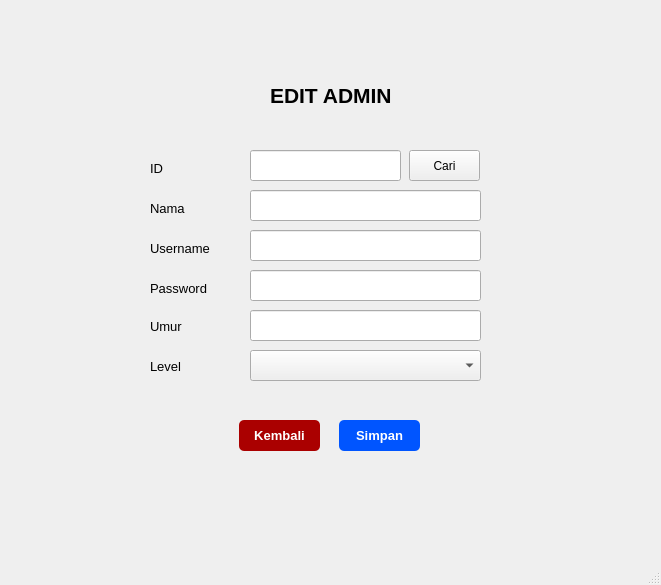
Above: form_edit_data_admin.ui from naylasalsdev-project/SudiKasusUAS before the change. Below: the same form after it.
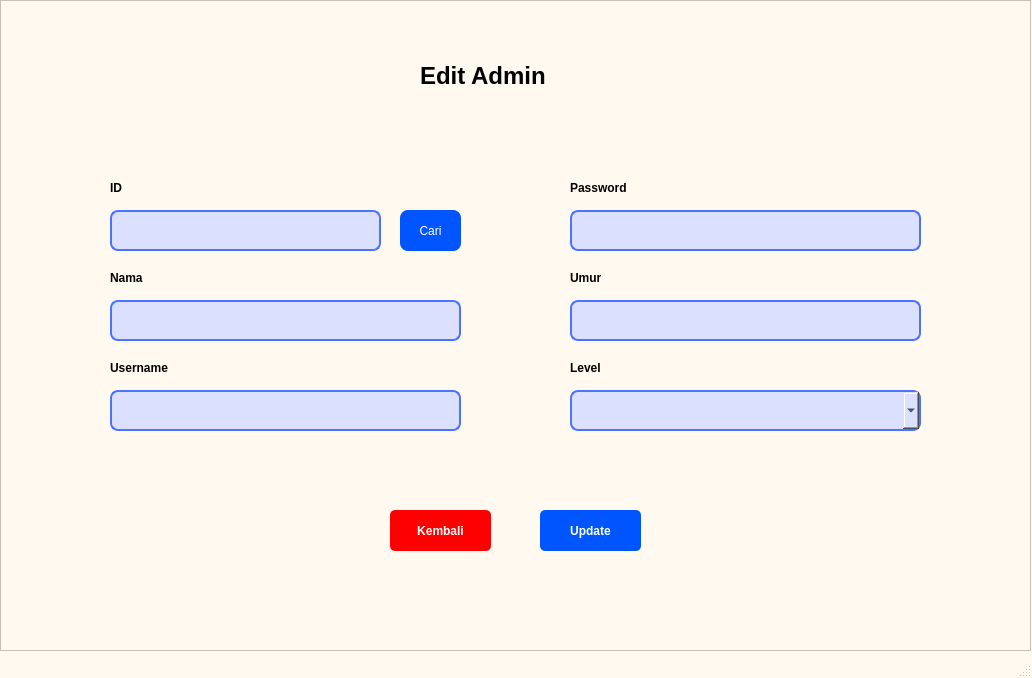
That is the form after the change.

```diff
--- a/form_edit_data_admin.ui
+++ b/form_edit_data_admin.ui
@@ -6,271 +6,373 @@
    <rect>
     <x>0</x>
     <y>0</y>
-    <width>661</width>
-    <height>585</height>
+    <width>1032</width>
+    <height>678</height>
    </rect>
   </property>
   <property name="windowTitle">
    <string>MainWindow</string>
   </property>
+  <property name="styleSheet">
+   <string notr="true">QMainWindow{ 
+	background-color: rgb(255, 249, 239);
+}</string>
+  </property>
   <widget class="QWidget" name="centralwidget">
-   <widget class="QPushButton" name="pushButton">
-    <property name="geometry">
-     <rect>
-      <x>409</x>
-      <y>150</y>
-      <width>71</width>
-      <height>31</height>
-     </rect>
-    </property>
-    <property name="text">
-     <string>Cari</string>
-    </property>
-   </widget>
-   <widget class="QLineEdit" name="lineEdit_2">
+   <property name="styleSheet">
+    <string notr="true">QWidget{ 
+	background-color: rgb(255, 249, 239);
+}</string>
+   </property>
+   <widget class="QFrame" name="frame">
     <property name="geometry">
      <rect>
-      <x>250</x>
-      <y>190</y>
-      <width>231</width>
-      <height>31</height>
+      <x>0</x>
+      <y>0</y>
+      <width>1031</width>
+      <height>651</height>
      </rect>
     </property>
-   </widget>
-   <widget class="QLabel" name="label_4">
-    <property name="geometry">
-     <rect>
-      <x>150</x>
-      <y>240</y>
-      <width>71</width>
-      <height>16</height>
-     </rect>
+    <property name="styleSheet">
+     <string notr="true">QFrame{ 
+	background-color: rgb(255, 249, 239);
+}</string>
     </property>
-    <property name="font">
-     <font>
-      <pointsize>10</pointsize>
-     </font>
+    <property name="frameShape">
+     <enum>QFrame::StyledPanel</enum>
     </property>
-    <property name="text">
-     <string>Username</string>
+    <property name="frameShadow">
+     <enum>QFrame::Raised</enum>
     </property>
-   </widget>
-   <widget class="QLabel" name="label_2">
+    <widget class="QLabel" name="label_9">
     <property name="geometry">
      <rect>
-      <x>150</x>
-      <y>160</y>
-      <width>71</width>
+       <x>570</x>
+       <y>180</y>
+       <width>81</width>
       <height>16</height>
      </rect>
     </property>
     <property name="font">
      <font>
-      <pointsize>10</pointsize>
-     </font>
-    </property>
-    <property name="text">
-     <string>ID</string>
-    </property>
-   </widget>
-   <widget class="QComboBox" name="comboBox">
-    <property name="geometry">
-     <rect>
-      <x>250</x>
-      <y>350</y>
-      <width>231</width>
-      <height>31</height>
-     </rect>
-    </property>
-   </widget>
-   <widget class="QLabel" name="label_6">
-    <property name="geometry">
-     <rect>
-      <x>150</x>
-      <y>280</y>
-      <width>71</width>
-      <height>16</height>
-     </rect>
-    </property>
-    <property name="font">
-     <font>
-      <pointsize>10</pointsize>
+       <weight>75</weight>
+       <bold>true</bold>
      </font>
     </property>
     <property name="text">
      <string>Password</string>
     </property>
    </widget>
-   <widget class="QLineEdit" name="lineEdit_5">
+    <widget class="QLabel" name="label_4">
     <property name="geometry">
      <rect>
-      <x>250</x>
-      <y>270</y>
-      <width>231</width>
-      <height>31</height>
-     </rect>
-    </property>
-   </widget>
-   <widget class="QLabel" name="label_5">
-    <property name="geometry">
-     <rect>
-      <x>150</x>
-      <y>360</y>
-      <width>47</width>
-      <height>13</height>
+       <x>420</x>
+       <y>50</y>
+       <width>201</width>
+       <height>51</height>
      </rect>
     </property>
     <property name="font">
      <font>
-      <pointsize>10</pointsize>
+       <pointsize>18</pointsize>
+       <weight>75</weight>
+       <bold>true</bold>
      </font>
     </property>
     <property name="text">
-     <string>Level</string>
+      <string>Edit Admin</string>
     </property>
    </widget>
    <widget class="QPushButton" name="pushButton_3">
     <property name="geometry">
      <rect>
-      <x>239</x>
-      <y>420</y>
-      <width>81</width>
-      <height>31</height>
-     </rect>
-    </property>
-    <property name="font">
-     <font>
-      <pointsize>10</pointsize>
-      <weight>75</weight>
-      <bold>true</bold>
-     </font>
-    </property>
-    <property name="styleSheet">
-     <string notr="true">QPushButton {
-    background-color: rgb(170, 0, 0);
-    color: white;
-    border-radius: 5px;   
-    padding: 6px;           
-}</string>
-    </property>
-    <property name="text">
-     <string>Kembali</string>
-    </property>
-   </widget>
-   <widget class="QLabel" name="label_3">
-    <property name="geometry">
-     <rect>
-      <x>150</x>
-      <y>200</y>
+       <x>400</x>
+       <y>210</y>
       <width>61</width>
+       <height>41</height>
+      </rect>
+     </property>
+     <property name="styleSheet">
+      <string notr="true">QPushButton {
+    background-color: rgb(0, 85, 255);
+	border-radius: 8px;
+	color: white
+}</string>
+     </property>
+     <property name="text">
+      <string>Cari</string>
+     </property>
+    </widget>
+    <widget class="QLabel" name="label_11">
+     <property name="geometry">
+      <rect>
+       <x>570</x>
+       <y>360</y>
+       <width>81</width>
       <height>16</height>
      </rect>
     </property>
     <property name="font">
      <font>
-      <pointsize>10</pointsize>
+       <weight>75</weight>
+       <bold>true</bold>
      </font>
     </property>
     <property name="text">
-     <string>Nama</string>
+      <string>Level</string>
+     </property>
+    </widget>
+    <widget class="QLabel" name="label_5">
+     <property name="geometry">
+      <rect>
+       <x>110</x>
+       <y>360</y>
+       <width>81</width>
+       <height>16</height>
+      </rect>
+     </property>
+     <property name="font">
+      <font>
+       <weight>75</weight>
+       <bold>true</bold>
+      </font>
+     </property>
+     <property name="text">
+      <string>Username</string>
     </property>
    </widget>
    <widget class="QLineEdit" name="lineEdit_3">
     <property name="geometry">
      <rect>
-      <x>250</x>
-      <y>230</y>
-      <width>231</width>
-      <height>31</height>
-     </rect>
-    </property>
-   </widget>
-   <widget class="QLineEdit" name="lineEdit">
+       <x>110</x>
+       <y>210</y>
+       <width>271</width>
+       <height>41</height>
+      </rect>
+     </property>
+     <property name="styleSheet">
+      <string notr="true">QLineEdit {
+    border: 2px solid rgb(76, 115, 255);
+    background-color: rgb(219, 224, 255);
+	border-radius: 8px
+}</string>
+     </property>
+    </widget>
+    <widget class="QLabel" name="label_6">
     <property name="geometry">
      <rect>
-      <x>250</x>
-      <y>150</y>
-      <width>151</width>
-      <height>31</height>
-     </rect>
-    </property>
-   </widget>
-   <widget class="QPushButton" name="pushButton_2">
+       <x>110</x>
+       <y>270</y>
+       <width>81</width>
+       <height>16</height>
+      </rect>
+     </property>
+     <property name="font">
+      <font>
+       <weight>75</weight>
+       <bold>true</bold>
+      </font>
+     </property>
+     <property name="text">
+      <string>Nama</string>
+     </property>
+    </widget>
+    <widget class="QLabel" name="label_10">
     <property name="geometry">
      <rect>
-      <x>339</x>
-      <y>420</y>
+       <x>110</x>
+       <y>180</y>
       <width>81</width>
-      <height>31</height>
+       <height>16</height>
      </rect>
     </property>
     <property name="font">
      <font>
-      <pointsize>10</pointsize>
       <weight>75</weight>
       <bold>true</bold>
      </font>
     </property>
-    <property name="styleSheet">
-     <string notr="true">QPushButton {
-    background-color: rgb(0, 85, 255);
-    color: white;
-    border-radius: 5px;   
-    padding: 6px;           
-}</string>
-    </property>
+     <property name="text">
+      <string>ID</string>
+     </property>
+    </widget>
+    <widget class="QLabel" name="label_14">
+     <property name="geometry">
+      <rect>
+       <x>570</x>
+       <y>270</y>
+       <width>81</width>
+       <height>16</height>
+      </rect>
+     </property>
+     <property name="font">
+      <font>
+       <weight>75</weight>
+       <bold>true</bold>
+      </font>
+     </property>
     <property name="text">
-     <string>Simpan</string>
-    </property>
-   </widget>
-   <widget class="QLabel" name="label">
+      <string>Umur</string>
+     </property>
+    </widget>
+    <widget class="QLabel" name="label_21">
     <property name="geometry">
      <rect>
-      <x>270</x>
-      <y>80</y>
-      <width>171</width>
-      <height>31</height>
+       <x>570</x>
+       <y>270</y>
+       <width>81</width>
+       <height>16</height>
      </rect>
     </property>
     <property name="font">
      <font>
-      <pointsize>16</pointsize>
       <weight>75</weight>
-      <italic>false</italic>
       <bold>true</bold>
      </font>
     </property>
     <property name="text">
-     <string>EDIT ADMIN</string>
+      <string>Umur</string>
+     </property>
+    </widget>
+    <widget class="QLineEdit" name="lineEdit_4">
+     <property name="geometry">
+      <rect>
+       <x>110</x>
+       <y>300</y>
+       <width>351</width>
+       <height>41</height>
+      </rect>
+     </property>
+     <property name="styleSheet">
+      <string notr="true">QLineEdit {
+    border: 2px solid rgb(76, 115, 255);
+    background-color: rgb(219, 224, 255);
+	border-radius: 8px
+}</string>
+     </property>
+    </widget>
+    <widget class="QLineEdit" name="lineEdit_5">
+     <property name="geometry">
+      <rect>
+       <x>110</x>
+       <y>390</y>
+       <width>351</width>
+       <height>41</height>
+      </rect>
+     </property>
+     <property name="styleSheet">
+      <string notr="true">QLineEdit {
+    border: 2px solid rgb(76, 115, 255);
+    background-color: rgb(219, 224, 255);
+	border-radius: 8px
+}</string>
     </property>
    </widget>
    <widget class="QLineEdit" name="lineEdit_6">
     <property name="geometry">
      <rect>
-      <x>250</x>
-      <y>310</y>
-      <width>231</width>
-      <height>31</height>
-     </rect>
-    </property>
-   </widget>
-   <widget class="QLabel" name="label_7">
+       <x>570</x>
+       <y>210</y>
+       <width>351</width>
+       <height>41</height>
+      </rect>
+     </property>
+     <property name="styleSheet">
+      <string notr="true">QLineEdit {
+    border: 2px solid rgb(76, 115, 255);
+    background-color: rgb(219, 224, 255);
+	border-radius: 8px
+}</string>
+     </property>
+    </widget>
+    <widget class="QLineEdit" name="lineEdit_7">
     <property name="geometry">
      <rect>
-      <x>150</x>
-      <y>320</y>
-      <width>47</width>
-      <height>13</height>
-     </rect>
-    </property>
+       <x>570</x>
+       <y>300</y>
+       <width>351</width>
+       <height>41</height>
+      </rect>
+     </property>
+     <property name="styleSheet">
+      <string notr="true">QLineEdit {
+    border: 2px solid rgb(76, 115, 255);
+    background-color: rgb(219, 224, 255);
+	border-radius: 8px
+}</string>
+     </property>
+    </widget>
+    <widget class="QComboBox" name="comboBox">
+     <property name="geometry">
+      <rect>
+       <x>570</x>
+       <y>390</y>
+       <width>351</width>
+       <height>41</height>
+      </rect>
+     </property>
+     <property name="styleSheet">
+      <string notr="true">QComboBox {
+    border: 2px solid rgb(76, 115, 255);
+    background-color: rgb(219, 224, 255);
+	border-radius: 8px
+}</string>
+     </property>
+    </widget>
+    <widget class="QPushButton" name="pushButton_7">
+     <property name="geometry">
+      <rect>
+       <x>390</x>
+       <y>510</y>
+       <width>101</width>
+       <height>41</height>
+      </rect>
+     </property>
     <property name="font">
      <font>
-      <pointsize>10</pointsize>
-     </font>
-    </property>
+       <weight>75</weight>
+       <bold>true</bold>
+      </font>
+     </property>
+     <property name="styleSheet">
+      <string notr="true">QPushButton {
+    background-color: rgb(255, 0, 0);
+    color: white;
+    border-radius: 5px;   
+    padding: 6px;           
+}</string>
+     </property>
     <property name="text">
-     <string>Umur</string>
-    </property>
+      <string>Kembali</string>
+     </property>
+    </widget>
+    <widget class="QPushButton" name="pushButton_6">
+     <property name="geometry">
+      <rect>
+       <x>540</x>
+       <y>510</y>
+       <width>101</width>
+       <height>41</height>
+      </rect>
+     </property>
+     <property name="font">
+      <font>
+       <weight>75</weight>
+       <bold>true</bold>
+      </font>
+     </property>
+     <property name="styleSheet">
+      <string notr="true">QPushButton {
+    background-color: rgb(0, 85, 255);
+    color: white;
+    border-radius: 5px;   
+    padding: 6px;           
+}</string>
+     </property>
+     <property name="text">
+      <string>Update</string>
+     </property>
+    </widget>
    </widget>
   </widget>
   <widget class="QMenuBar" name="menubar">
```
Left out of the diff: 4 changed lines with no effect on the pictures. Lines whose indentation alone changed are shown as unchanged.
